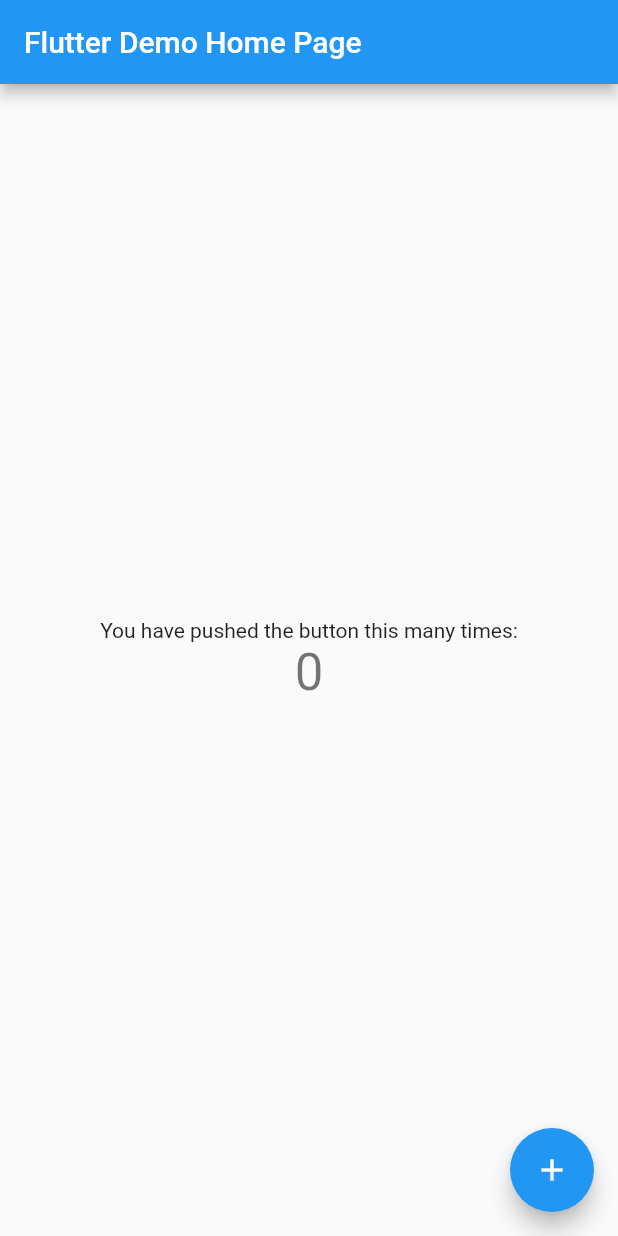
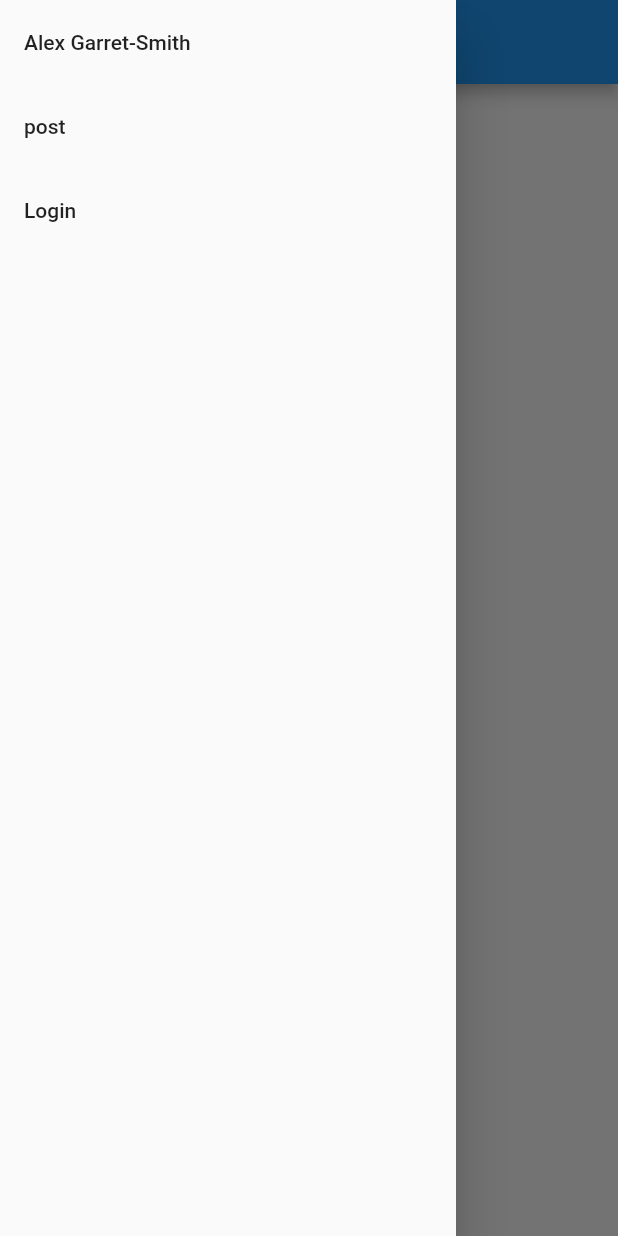
Before and after one commit to Miguel210100/flutter_authentication_with_laravel_sanctum, a Flutter app: the screen it shows after launch, with the side drawer open (before the commit the screen has no drawer), on a phone screen of 412 x 824 dp. Run offline on Flutter 3.47's test engine with Material 2 defaults, Android fonts, the light colour scheme and no system bars.

Commit message:
pasos de videos 1-3

```diff
--- a/lib/main.dart
+++ b/lib/main.dart
@@ -1,4 +1,5 @@
 import 'package:flutter/material.dart';
+import 'package:flutter_authentication_whith_laravel_sanctum/widgets/nav-drawer.dart';
 
 void main() {
   runApp(MyApp());
@@ -11,33 +12,15 @@
     return MaterialApp(
       title: 'Flutter Demo',
       theme: ThemeData(
-        // This is the theme of your application.
-        //
-        // Try running your application with "flutter run". You'll see the
-        // application has a blue toolbar. Then, without quitting the app, try
-        // changing the primarySwatch below to Colors.green and then invoke
-        // "hot reload" (press "r" in the console where you ran "flutter run",
-        // or simply save your changes to "hot reload" in a Flutter IDE).
-        // Notice that the counter didn't reset back to zero; the application
-        // is not restarted.
         primarySwatch: Colors.blue,
       ),
-      home: MyHomePage(title: 'Flutter Demo Home Page'),
+      home: MyHomePage(title: 'Sanctum Authentication'),
     );
   }
 }
 
 class MyHomePage extends StatefulWidget {
   MyHomePage({Key key, this.title}) : super(key: key);
-
-  // This widget is the home page of your application. It is stateful, meaning
-  // that it has a State object (defined below) that contains fields that affect
-  // how it looks.
-
-  // This class is the configuration for the state. It holds the values (in this
-  // case the title) provided by the parent (in this case the App widget) and
-  // used by the build method of the State. Fields in a Widget subclass are
-  // always marked "final".
 
   final String title;
 
@@ -46,19 +29,6 @@
 }
 
 class _MyHomePageState extends State<MyHomePage> {
-  int _counter = 0;
-
-  void _incrementCounter() {
-    setState(() {
-      // This call to setState tells the Flutter framework that something has
-      // changed in this State, which causes it to rerun the build method below
-      // so that the display can reflect the updated values. If we changed
-      // _counter without calling setState(), then the build method would not be
-      // called again, and so nothing would appear to happen.
-      _counter++;
-    });
-  }
-
   @override
   Widget build(BuildContext context) {
     // This method is rerun every time setState is called, for instance as done
@@ -69,45 +39,10 @@
     // than having to individually change instances of widgets.
     return Scaffold(
       appBar: AppBar(
-        // Here we take the value from the MyHomePage object that was created by
-        // the App.build method, and use it to set our appbar title.
         title: Text(widget.title),
       ),
-      body: Center(
-        // Center is a layout widget. It takes a single child and positions it
-        // in the middle of the parent.
-        child: Column(
-          // Column is also a layout widget. It takes a list of children and
-          // arranges them vertically. By default, it sizes itself to fit its
-          // children horizontally, and tries to be as tall as its parent.
-          //
-          // Invoke "debug painting" (press "p" in the console, choose the
-          // "Toggle Debug Paint" action from the Flutter Inspector in Android
-          // Studio, or the "Toggle Debug Paint" command in Visual Studio Code)
-          // to see the wireframe for each widget.
-          //
-          // Column has various properties to control how it sizes itself and
-          // how it positions its children. Here we use mainAxisAlignment to
-          // center the children vertically; the main axis here is the vertical
-          // axis because Columns are vertical (the cross axis would be
-          // horizontal).
-          mainAxisAlignment: MainAxisAlignment.center,
-          children: <Widget>[
-            Text(
-              'You have pushed the button this many times:',
-            ),
-            Text(
-              '$_counter',
-              style: Theme.of(context).textTheme.headline4,
-            ),
-          ],
-        ),
-      ),
-      floatingActionButton: FloatingActionButton(
-        onPressed: _incrementCounter,
-        tooltip: 'Increment',
-        child: Icon(Icons.add),
-      ), // This trailing comma makes auto-formatting nicer for build methods.
+      drawer: NavDrawer(),
+      body: Center(child: Text('You are not logged in')),
     );
   }
 }
--- /dev/null
+++ b/lib/widgets/nav-drawer.dart
@@ -0,0 +1,31 @@
+import 'package:flutter/cupertino.dart';
+import 'package:flutter/material.dart';
+import 'package:flutter_authentication_whith_laravel_sanctum/screen/loginscreen-screen.dart';
+import 'package:flutter_authentication_whith_laravel_sanctum/screen/posts-screen.dart';
+
+class NavDrawer extends StatelessWidget {
+  @override
+  Widget build(BuildContext context) {
+    return Drawer(
+      child: ListView(
+        children: [
+          ListTile(title: Text('Alex Garret-Smith')),
+          ListTile(
+            title: Text('post'),
+            onTap: () {
+              Navigator.push(context,
+                  MaterialPageRoute(builder: (context) => PostsScreen()));
+            },
+          ),
+          ListTile(
+            title: Text('Login'),
+            onTap: () {
+              Navigator.push(context,
+                  MaterialPageRoute(builder: (context) => LoginScreen()));
+            },
+          ),
+        ],
+      ),
+    );
+  }
+}
```
Also changed, not shown: lib/screen/loginscreen-screen.dart (added, +71 -0 lines), lib/screen/posts-screen.dart (added, +20 -0 lines), 2 other files.
